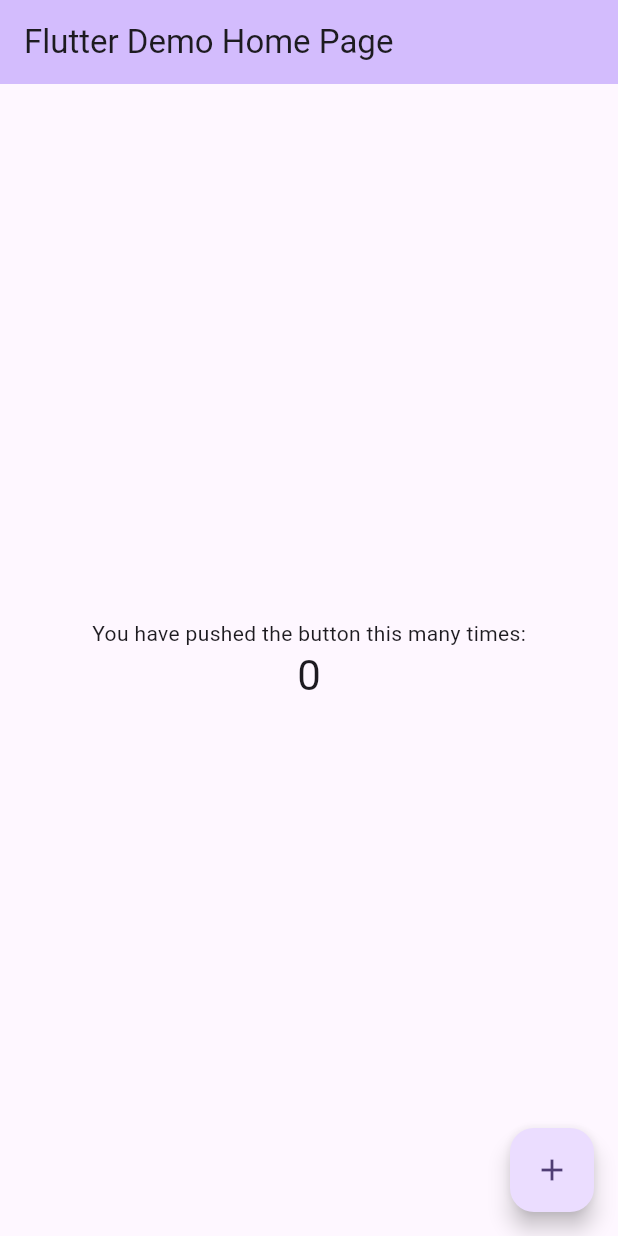
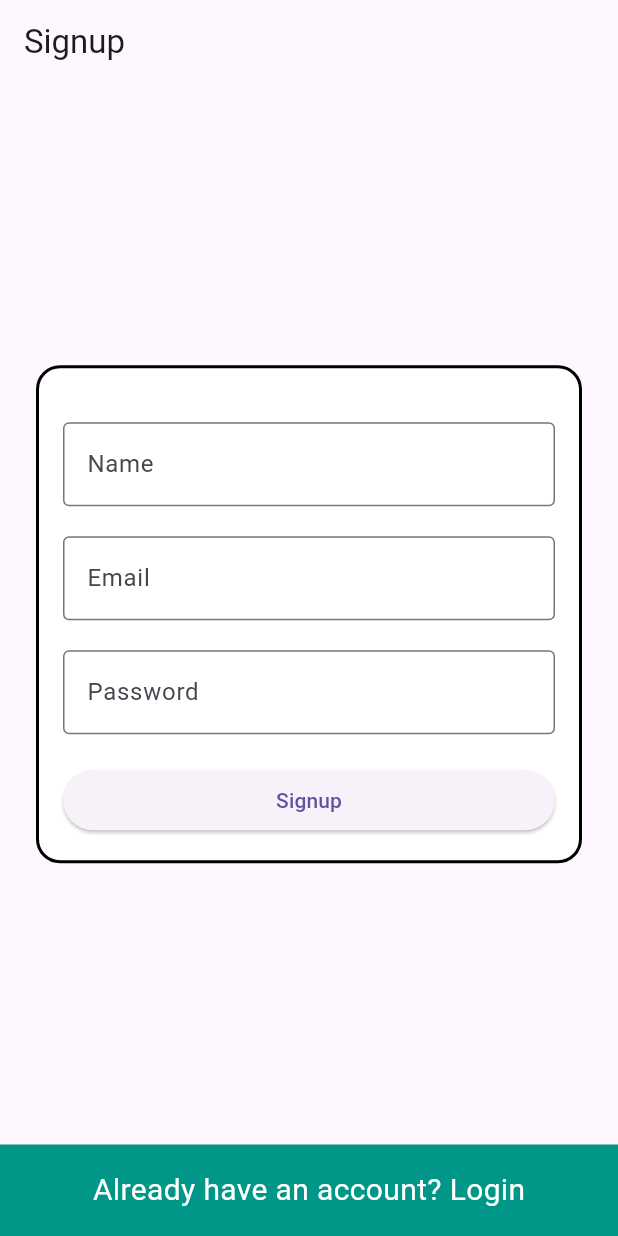
Before and after one commit to rituparna-ui/toclido, a Flutter app: the screen it shows after launch, on a phone screen of 412 x 824 dp. Run offline on Flutter 3.47's test engine with Material 3 defaults, Android fonts, the light colour scheme and no system bars.

Commit message:
feat(signup): build signup screen

```diff
--- a/mobile/lib/main.dart
+++ b/mobile/lib/main.dart
@@ -1,125 +1,17 @@
 import 'package:flutter/material.dart';
+import 'package:toclido/screens/signup.dart';
 
 void main() {
-  runApp(const MyApp());
+  runApp(const AppRoot());
 }
 
-class MyApp extends StatelessWidget {
-  const MyApp({super.key});
+class AppRoot extends StatelessWidget {
+  const AppRoot({super.key});
 
-  // This widget is the root of your application.
   @override
   Widget build(BuildContext context) {
-    return MaterialApp(
-      title: 'Flutter Demo',
-      theme: ThemeData(
-        // This is the theme of your application.
-        //
-        // TRY THIS: Try running your application with "flutter run". You'll see
-        // the application has a purple toolbar. Then, without quitting the app,
-        // try changing the seedColor in the colorScheme below to Colors.green
-        // and then invoke "hot reload" (save your changes or press the "hot
-        // reload" button in a Flutter-supported IDE, or press "r" if you used
-        // the command line to start the app).
-        //
-        // Notice that the counter didn't reset back to zero; the application
-        // state is not lost during the reload. To reset the state, use hot
-        // restart instead.
-        //
-        // This works for code too, not just values: Most code changes can be
-        // tested with just a hot reload.
-        colorScheme: ColorScheme.fromSeed(seedColor: Colors.deepPurple),
-        useMaterial3: true,
-      ),
-      home: const MyHomePage(title: 'Flutter Demo Home Page'),
+    return const MaterialApp(
+      home: SignupScreen(),
     );
   }
 }
-
-class MyHomePage extends StatefulWidget {
-  const MyHomePage({super.key, required this.title});
-
-  // This widget is the home page of your application. It is stateful, meaning
-  // that it has a State object (defined below) that contains fields that affect
-  // how it looks.
-
-  // This class is the configuration for the state. It holds the values (in this
-  // case the title) provided by the parent (in this case the App widget) and
-  // used by the build method of the State. Fields in a Widget subclass are
-  // always marked "final".
-
-  final String title;
-
-  @override
-  State<MyHomePage> createState() => _MyHomePageState();
-}
-
-class _MyHomePageState extends State<MyHomePage> {
-  int _counter = 0;
-
-  void _incrementCounter() {
-    setState(() {
-      // This call to setState tells the Flutter framework that something has
-      // changed in this State, which causes it to rerun the build method below
-      // so that the display can reflect the updated values. If we changed
-      // _counter without calling setState(), then the build method would not be
-      // called again, and so nothing would appear to happen.
-      _counter++;
-    });
-  }
-
-  @override
-  Widget build(BuildContext context) {
-    // This method is rerun every time setState is called, for instance as done
-    // by the _incrementCounter method above.
-    //
-    // The Flutter framework has been optimized to make rerunning build methods
-    // fast, so that you can just rebuild anything that needs updating rather
-    // than having to individually change instances of widgets.
-    return Scaffold(
-      appBar: AppBar(
-        // TRY THIS: Try changing the color here to a specific color (to
-        // Colors.amber, perhaps?) and trigger a hot reload to see the AppBar
-        // change color while the other colors stay the same.
-        backgroundColor: Theme.of(context).colorScheme.inversePrimary,
-        // Here we take the value from the MyHomePage object that was created by
-        // the App.build method, and use it to set our appbar title.
-        title: Text(widget.title),
-      ),
-      body: Center(
-        // Center is a layout widget. It takes a single child and positions it
-        // in the middle of the parent.
-        child: Column(
-          // Column is also a layout widget. It takes a list of children and
-          // arranges them vertically. By default, it sizes itself to fit its
-          // children horizontally, and tries to be as tall as its parent.
-          //
-          // Column has various properties to control how it sizes itself and
-          // how it positions its children. Here we use mainAxisAlignment to
-          // center the children vertically; the main axis here is the vertical
-          // axis because Columns are vertical (the cross axis would be
-          // horizontal).
-          //
-          // TRY THIS: Invoke "debug painting" (choose the "Toggle Debug Paint"
-          // action in the IDE, or press "p" in the console), to see the
-          // wireframe for each widget.
-          mainAxisAlignment: MainAxisAlignment.center,
-          children: <Widget>[
-            const Text(
-              'You have pushed the button this many times:',
-            ),
-            Text(
-              '$_counter',
-              style: Theme.of(context).textTheme.headlineMedium,
-            ),
-          ],
-        ),
-      ),
-      floatingActionButton: FloatingActionButton(
-        onPressed: _incrementCounter,
-        tooltip: 'Increment',
-        child: const Icon(Icons.add),
-      ), // This trailing comma makes auto-formatting nicer for build methods.
-    );
-  }
-}
--- /dev/null
+++ b/mobile/lib/screens/signup.dart
@@ -0,0 +1,40 @@
+import 'package:flutter/material.dart';
+import 'package:toclido/widgets/signup_form.dart';
+
+class SignupScreen extends StatelessWidget {
+  const SignupScreen({super.key});
+
+  @override
+  Widget build(BuildContext context) {
+    return Scaffold(
+      appBar: AppBar(
+        title: const Text('Signup'),
+      ),
+      body: SafeArea(
+        child: Column(
+          children: [
+            const SignupForm(),
+            Container(
+              decoration: const BoxDecoration(
+                color: Colors.teal,
+              ),
+              width: double.infinity,
+              child: const Padding(
+                padding: EdgeInsets.all(16.0),
+                child: Center(
+                  child: Text(
+                    'Already have an account? Login',
+                    style: TextStyle(
+                      fontSize: 20,
+                      color: Colors.white,
+                    ),
+                  ),
+                ),
+              ),
+            )
+          ],
+        ),
+      ),
+    );
+  }
+}
--- /dev/null
+++ b/mobile/lib/screens/splash.dart
@@ -0,0 +1,19 @@
+import 'package:flutter/material.dart';
+
+class SplashScreen extends StatefulWidget {
+  const SplashScreen({super.key});
+
+  @override
+  State<SplashScreen> createState() => _SplashScreenState();
+}
+
+class _SplashScreenState extends State<SplashScreen> {
+  @override
+  Widget build(BuildContext context) {
+    return const Scaffold(
+      body: Center(
+        child: CircularProgressIndicator(),
+      ),
+    );
+  }
+}
--- /dev/null
+++ b/mobile/lib/widgets/signup_form.dart
@@ -0,0 +1,123 @@
+import 'package:flutter/material.dart';
+
+class SignupForm extends StatefulWidget {
+  const SignupForm({super.key});
+
+  @override
+  State<SignupForm> createState() => _SignupFormState();
+}
+
+class _SignupFormState extends State<SignupForm> {
+  final _formKey = GlobalKey<FormState>();
+
+  String name = '';
+  String email = '';
+  String password = '';
+
+  void _onSubmit() async {
+    final isValid = _formKey.currentState?.validate();
+    if (isValid ?? false) {
+      _formKey.currentState?.save();
+    }
+  }
+
+  @override
+  Widget build(BuildContext context) {
+    return Expanded(
+      child: Center(
+        child: SingleChildScrollView(
+          child: Padding(
+            padding: const EdgeInsets.all(24.0),
+            child: Container(
+              width: double.infinity,
+              decoration: BoxDecoration(
+                color: Colors.white,
+                border: Border.all(width: 2),
+                borderRadius: const BorderRadius.all(
+                  Radius.circular(16),
+                ),
+              ),
+              child: Padding(
+                padding: const EdgeInsets.all(16.0),
+                child: Form(
+                  key: _formKey,
+                  child: Column(
+                    mainAxisSize: MainAxisSize.min,
+                    crossAxisAlignment: CrossAxisAlignment.start,
+                    children: [
+                      const SizedBox(height: 20),
+                      TextFormField(
+                        decoration: const InputDecoration(
+                          border: OutlineInputBorder(),
+                          labelText: 'Name',
+                        ),
+                        validator: (value) {
+                          if (value == null || value.isEmpty) {
+                            return 'Please enter your name';
+                          }
+                          return null;
+                        },
+                        onSaved: (value) {
+                          if (value != null) {
+                            name = value;
+                          }
+                        },
+                      ),
+                      const SizedBox(height: 20),
+                      TextFormField(
+                        keyboardType: TextInputType.emailAddress,
+                        decoration: const InputDecoration(
+                          border: OutlineInputBorder(),
+                          labelText: 'Email',
+                        ),
+                        validator: (value) {
+                          if (value == null || value.isEmpty) {
+                            return 'Please enter email';
+                          }
+                          return null;
+                        },
+                        onSaved: (value) {
+                          if (value != null) {
+                            email = value;
+                          }
+                        },
+                      ),
+                      const SizedBox(height: 20),
+                      TextFormField(
+                        keyboardType: TextInputType.visiblePassword,
+                        decoration: const InputDecoration(
+                          border: OutlineInputBorder(),
+                          labelText: 'Password',
+                        ),
+                        obscureText: true,
+                        validator: (value) {
+                          if (value == null || value.isEmpty) {
+                            return 'Please enter password';
+                          }
+                          return null;
+                        },
+                        onSaved: (value) {
+                          if (value != null) {
+                            password = value;
+                          }
+                        },
+                      ),
+                      const SizedBox(height: 20),
+                      SizedBox(
+                        width: double.infinity,
+                        child: ElevatedButton(
+                          onPressed: _onSubmit,
+                          child: const Text('Signup'),
+                        ),
+                      )
+                    ],
+                  ),
+                ),
+              ),
+            ),
+          ),
+        ),
+      ),
+    );
+  }
+}
```
Also changed, not shown: 1 other file.
